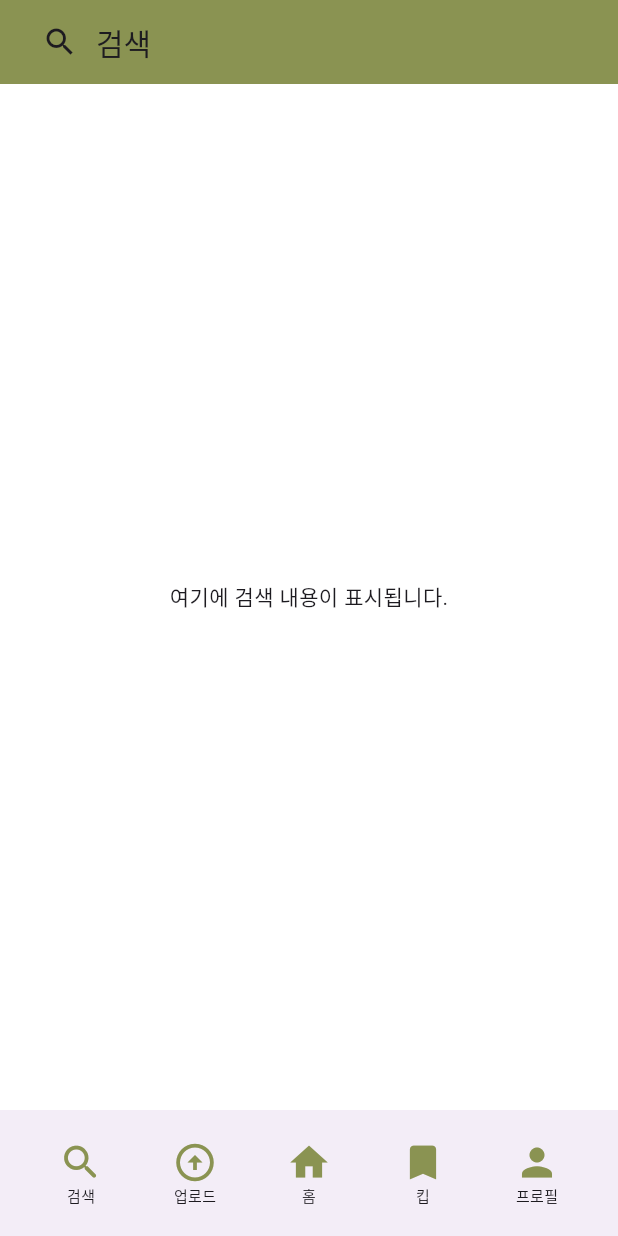
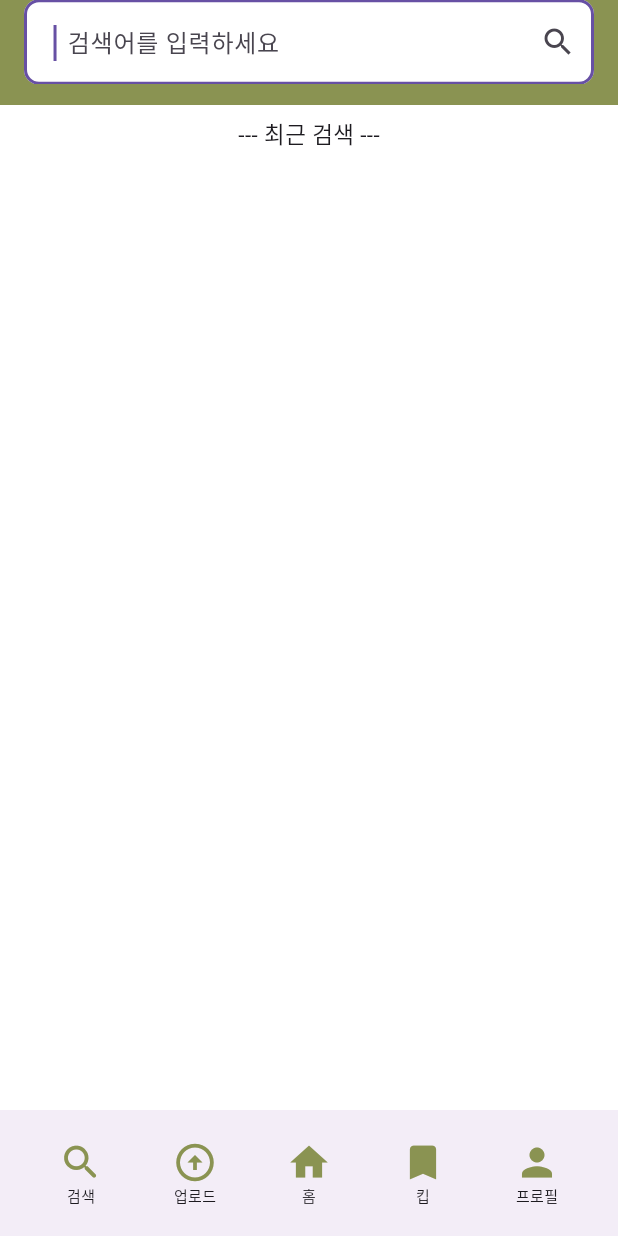
Before and after one commit to daehun123/CAKI_project, a Flutter app: the ArrowScreen screen opened directly, after a tap on "검색", on a phone screen of 412 x 824 dp. Run offline on Flutter 3.47's test engine with Material 3 defaults, Android fonts, the phone set to English and light mode, and no system bars; our stand-ins replace group_button.

Commit message:
서치스크린 폼 수정

```diff
--- a/lib/Screens/Main_veiw/Components/MP_Searchbt.dart
+++ b/lib/Screens/Main_veiw/Components/MP_Searchbt.dart
@@ -21,7 +21,7 @@ class MainpageSearchbt extends StatelessWidget {
         Navigator.push(
           context,
           MaterialPageRoute(
-              builder: (context) => SearchScreen()), // 두 번째 화면으로 이동
+              builder: (context) => SearchScreen(key: null,)), // 두 번째 화면으로 이동
         ); // 아이콘 클릭 시 수행할 동작
       },
     );
--- /dev/null
+++ b/lib/Screens/search/Components/search_form.dart
@@ -0,0 +1,36 @@
+import 'package:flutter/cupertino.dart';
+import 'package:flutter/material.dart';
+
+class SearchForm extends StatelessWidget {
+  final Search_formkey = GlobalKey<FormState>();
+
+  SearchForm({super.key});
+
+  @override
+  Widget build(BuildContext context) {
+    return Form(
+      key: Search_formkey,
+      child: Padding(
+        padding: const EdgeInsets.all(0.0),
+        child: TextFormField(
+          autofocus: true, // 자동으로 키보드를 띄움
+          decoration: InputDecoration(
+            hintText: '  검색어를 입력하세요',
+            suffixIcon: IconButton(
+              icon: Icon(Icons.search),
+              onPressed: () {
+                // 검색 버튼 클릭 시 동작할 내용
+              },
+            ),
+            border: OutlineInputBorder(
+              borderRadius: BorderRadius.circular(10.0), // 테두리를 둥글게 만듦
+            ), // 위아래 여백을 늘림
+          ),
+          onFieldSubmitted: (value) {
+            // 엔터 키나 검색 버튼을 눌렀을 때 동작할 내용
+          },
+        ),
+      ),
+    );
+  }
+}
--- a/lib/Screens/search/Searchscreen.dart
+++ b/lib/Screens/search/Searchscreen.dart
@@ -1,3 +1,4 @@
+import 'package:caki_project/Screens/search/Components/search_form.dart';
 import 'package:flutter/cupertino.dart';
 import 'package:flutter/material.dart';
 import '../Main_veiw/Bottom_main.dart';
@@ -7,27 +8,41 @@ class SearchScreen extends StatelessWidget {
 
   @override
   Widget build(BuildContext context) {
+    final screenWidth = MediaQuery.of(context).size.width;
+    final WTWidth = (screenWidth - 20);
+
     return Scaffold(
-      appBar: AppBar(
-        automaticallyImplyLeading: false,
-        backgroundColor: Color(0xFF8A9352),
-        title: Row(
-          children: [
-            IconButton(
-              icon: Icon(Icons.search),
-              onPressed: () {
-                // 검색 아이콘 클릭 시 동작할 내용
-              },
-            ),
-            Text(
-              '검색',
-              style: TextStyle(fontSize: 20),
-            ),
-          ],
+      appBar: PreferredSize(
+        preferredSize: Size.fromHeight(70.0),
+        child: AppBar(
+          backgroundColor: Color(0xFF8A9352),
+          automaticallyImplyLeading: false,
+          title:
+            Container(
+              alignment: Alignment.centerLeft,
+              width: WTWidth,
+              child: SearchForm(),
+            ), // 검색 입력 폼을 AppBar의 액션으로 추가
         ),
       ),
-      body: Center(
-        child: Text('여기에 검색 내용이 표시됩니다.'),
+      body: Column(
+        crossAxisAlignment: CrossAxisAlignment.center,
+        children: [
+          const Padding(
+            padding: EdgeInsets.all(8.0),
+            child: Text(
+              "--- 최근 검색 ---",
+              style: TextStyle(
+                fontSize: 15,
+              ),
+            ),
+          ),
+          Expanded(
+            child: Container(
+              // 여기에 최근 검색 결과를 표시할 위젯을 추가하세요
+            ),
+          ),
+        ],
       ),
       bottomNavigationBar: Bottom(),
     );
```
